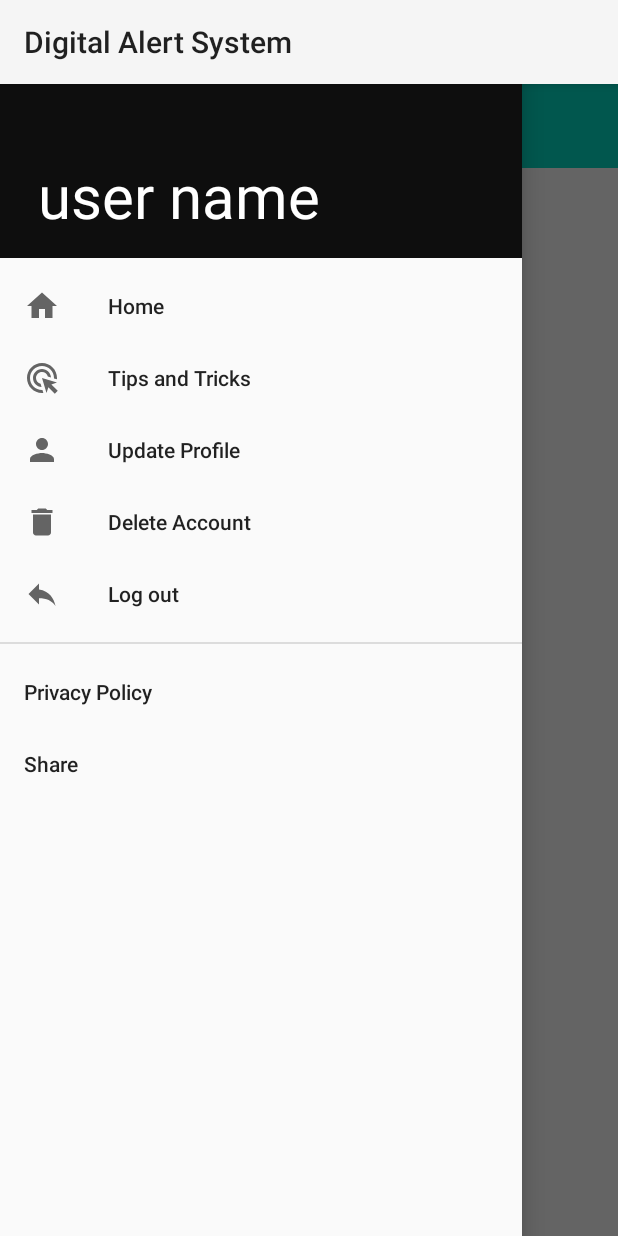
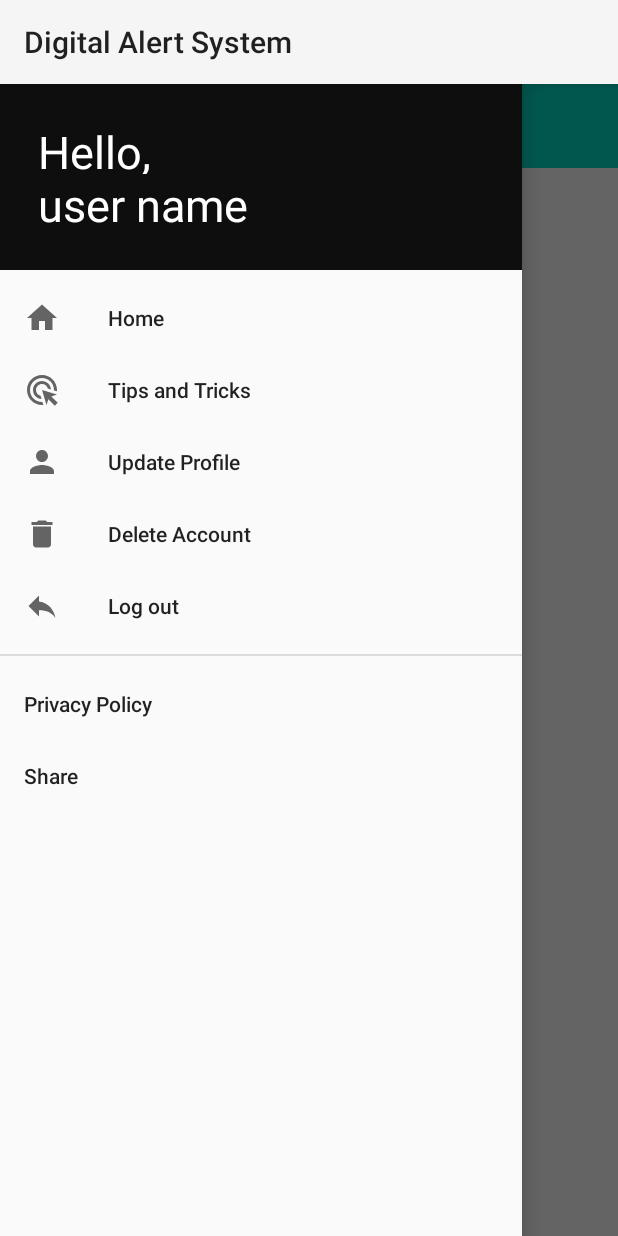
Before and after one commit to ashish26560/Digitalalert, an Android app: the navigationActivity screen opened directly, with no data from a screen before it, with the side drawer open, on a phone screen of 412 x 824 dp. Run offline under Robolectric (Android 15) with nearby library versions, the phone set to English and light mode, and no system bars; our stand-ins replace Firebase (no records; nobody signed in at launch, a user with empty details on screens opened directly); 1 statement that could not run was skipped.

Commit message:
Added headerView, for accessing the header of navigation drawer and showing the current user name.

```diff
--- a/app/src/main/java/com/example/digitalalertsystem/navigationActivity.java
+++ b/app/src/main/java/com/example/digitalalertsystem/navigationActivity.java
@@ -5,6 +5,8 @@ import android.content.Intent;
 import android.content.SharedPreferences;
 import android.os.Bundle;
 import android.view.MenuItem;
+import android.view.View;
+import android.widget.TextView;
 import android.widget.Toast;
 
 import androidx.annotation.NonNull;
@@ -18,6 +20,12 @@ import com.google.android.gms.tasks.OnCompleteListener;
 import com.google.android.gms.tasks.Task;
 import com.google.android.material.navigation.NavigationView;
 import com.google.firebase.auth.FirebaseAuth;
+import com.google.firebase.auth.FirebaseUser;
+import com.google.firebase.database.DataSnapshot;
+import com.google.firebase.database.DatabaseError;
+import com.google.firebase.database.DatabaseReference;
+import com.google.firebase.database.FirebaseDatabase;
+import com.google.firebase.database.ValueEventListener;
 
 
 public class navigationActivity extends AppCompatActivity {
@@ -26,8 +34,18 @@ public class navigationActivity extends AppCompatActivity {
     Toolbar toolbar;
     NavigationView navView;
     FirebaseAuth auth;
+    private FirebaseUser user;
+
+    private DatabaseReference reference;
+    private String userID;
     //    for creating the actionbar
     ActionBarDrawerToggle toggle;
+
+    String fullname;
+
+    View mHeaderView;
+
+    TextView Name;
 
     @Override
     protected void onCreate(Bundle savedInstanceState) {
@@ -37,13 +55,51 @@ public class navigationActivity extends AppCompatActivity {
 //        Toolbar toolbar =(Toolbar)findViewById(R.id.toolbar);
 //        setSupportActionBar(toolbar);
 
+//
         auth = FirebaseAuth.getInstance();
+        user = FirebaseAuth.getInstance().getCurrentUser();
+        reference = FirebaseDatabase.getInstance().getReference("Users");
+        userID = user.getUid();
 
         drawer = findViewById(R.id.drawer);
         toolbar = findViewById(R.id.toolbar);
         navView = findViewById(R.id.navView);
+
+
+        // NavigationView Header
+        mHeaderView =  navView.getHeaderView(0);
+
+
+        // View
+        Name = (TextView) mHeaderView.findViewById(R.id.username);
         setSupportActionBar(toolbar);
+        reference.child(userID).addListenerForSingleValueEvent(new ValueEventListener() {
+            @Override
+            public void onDataChange(@NonNull DataSnapshot snapshot) {
+                User userprofile = snapshot.getValue(User.class);
 
+                if (userprofile != null) {
+                    fullname = userprofile.fullname;
+//                    userPhoneNo = userprofile.userPhoneNo;
+//                    emergencyPhoneNo1 = userprofile.emergencyPhoneNo1;
+//                    emergencyPhoneNo2 = userprofile.emergencyPhoneNo2;
+
+                    Name.setText(fullname);
+//                    UserPhoneNo.setText(userPhoneNo);
+//                    EmergencyPhoneNo1.setText(emergencyPhoneNo1);
+//                    EmergencyPhoneNo2.setText(emergencyPhoneNo2);
+                }
+            }
+
+            @Override
+            public void onCancelled(@NonNull DatabaseError error) {
+                Toast.makeText(navigationActivity.this, "Something Wrong", Toast.LENGTH_LONG).show();
+            }
+        });
+
+
+        // Set username & email
+//        Name.setText(SharedPrefManager.getInstance(this).getUsername());
 
 
         toggle = new ActionBarDrawerToggle(this, drawer, toolbar, R.string.open, R.string.close);
--- a/app/src/main/res/layout/header.xml
+++ b/app/src/main/res/layout/header.xml
@@ -2,18 +2,28 @@
 <LinearLayout xmlns:android="http://schemas.android.com/apk/res/android"
     style="@style/ThemeOverlay.AppCompat.Dark"
     android:layout_width="match_parent"
-    android:layout_height="172dp"
+    android:layout_height="180dp"
     android:orientation="vertical"
     android:background="#0E0E0E"
     android:padding="25dp">
+    <TextView
+
+        style="@style/TextAppearance.AppCompat.Body1"
+        android:layout_width="match_parent"
+        android:layout_height="35dp"
+        android:layout_marginTop="55dp"
+        android:text="Hello,"
+        android:textColor="#FFFFFF"
+        android:textSize="30sp" />
 
     <TextView
+        android:id="@+id/username"
         style="@style/TextAppearance.AppCompat.Body1"
         android:layout_width="match_parent"
-        android:layout_height="wrap_content"
-        android:layout_marginTop="78dp"
+        android:layout_height="40dp"
+        android:layout_marginBottom="50dp"
         android:text="user name"
         android:textColor="#FFFFFF"
-        android:textSize="40sp" />
+        android:textSize="30sp" />
 
 </LinearLayout>
--- a/app/src/main/res/values/strings.xml
+++ b/app/src/main/res/values/strings.xml
@@ -19,5 +19,6 @@
     <string name="send">send</string>
     <string name="open">open</string>
     <string name="close">close</string>
+    <string name="google_maps_key">AIzaSyDCp70gFTGSlZ0rtVWeIHv9Uc_uAylY0iU</string>
 
 </resources>
```
